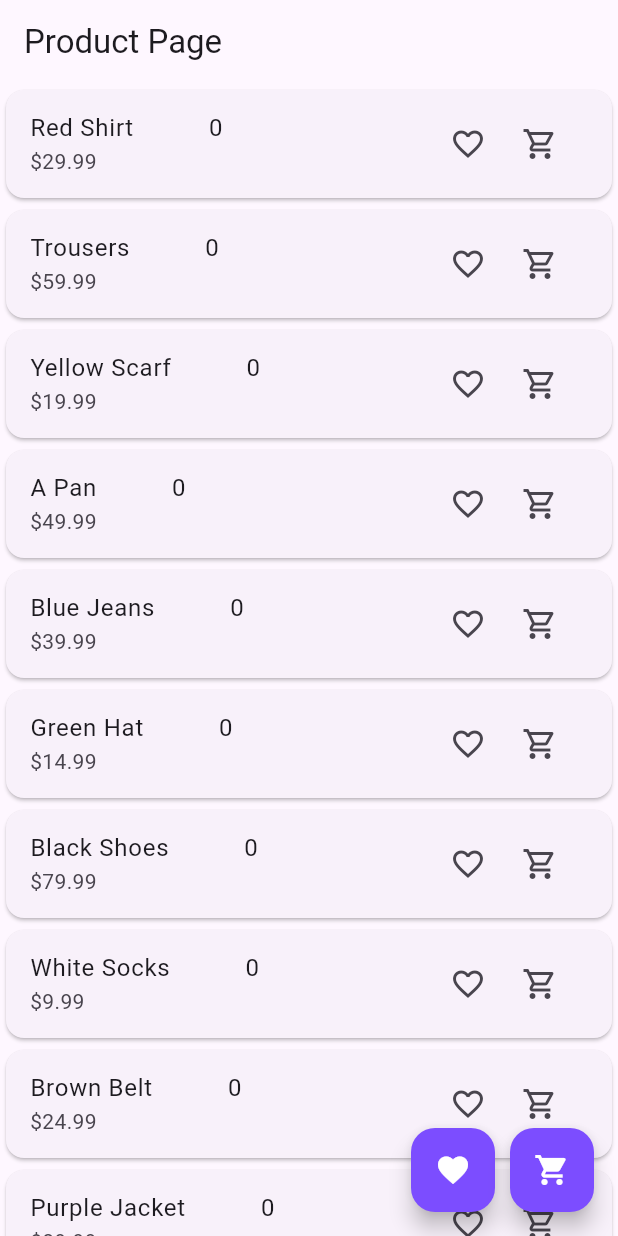
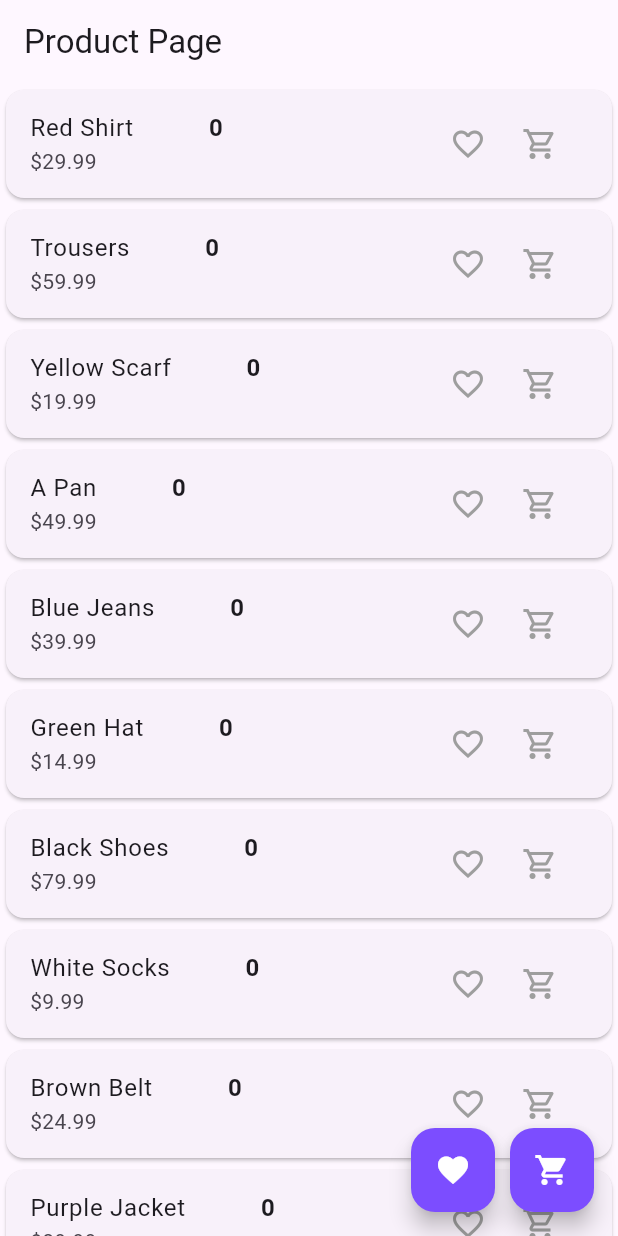
Before and after one commit to Chethiya2001/cart_provider_app, a Flutter app: the screen it shows after launch, on a phone screen of 412 x 824 dp. Run offline on Flutter 3.47's test engine with Material 3 defaults, Android fonts, the phone set to English and light mode, and no system bars.

Commit message:
App-Done

```diff
--- a/lib/pages/home_page.dart
+++ b/lib/pages/home_page.dart
@@ -3,6 +3,7 @@ import 'package:cart_provider_app/models/product_model.dart';
 import 'package:cart_provider_app/pages/cart_page.dart';
 import 'package:cart_provider_app/pages/fav_page.dart';
 import 'package:cart_provider_app/providers/card_provider.dart';
+import 'package:cart_provider_app/providers/favorite_provider.dart';
 import 'package:flutter/material.dart';
 import 'package:provider/provider.dart';
 
@@ -53,15 +54,21 @@ class HomePage extends StatelessWidget {
         itemBuilder: (context, index) {
           final Product product = products[index];
           return Card(
-            child: Consumer(
+            child: Consumer2<CartProvider, FavoriteProvider>(
               builder: (BuildContext context, CartProvider cartProvider,
-                  Widget? child) {
+                  FavoriteProvider favoriteProvider, Widget? child) {
                 return ListTile(
                   title: Row(
                     children: [
                       Text(product.title),
                       const SizedBox(width: 50),
-                      const Text('0'),
+                      Text(
+                        cartProvider.items.containsKey(product.id)
+                            ? cartProvider.items[product.id]!.quantity
+                                .toString()
+                            : '0',
+                        style: const TextStyle(fontWeight: FontWeight.bold),
+                      ),
                     ],
                   ),
                   subtitle: Text("\$${product.price.toString()}"),
@@ -69,17 +76,43 @@ class HomePage extends StatelessWidget {
                     mainAxisSize: MainAxisSize.min,
                     children: [
                       IconButton(
-                        icon: const Icon(Icons.favorite_border_outlined),
-                        onPressed: () {},
+                        icon: Icon(
+                          favoriteProvider.isFavorite(product.id)
+                              ? Icons.favorite
+                              : Icons.favorite_border_outlined,
+                          color: favoriteProvider.isFavorite(product.id)
+                              ? Colors.redAccent
+                              : Colors.grey,
+                        ),
+                        onPressed: () {
+                          favoriteProvider.toggleFavorite(product.id);
+                          ScaffoldMessenger.of(context).showSnackBar(SnackBar(
+                              content: Text(favoriteProvider
+                                      .isFavorite(product.id)
+                                  ? '${product.title} added to Favorite'
+                                  : '${product.title} Removed from Favorite'),
+                              duration: const Duration(seconds: 1)));
+                        },
                       ),
                       IconButton(
-                        icon: const Icon(Icons.shopping_cart_outlined),
+                        icon: Icon(
+                          Icons.shopping_cart_outlined,
+                          color: cartProvider.items.containsKey(product.id)
+                              ? Colors.deepPurpleAccent
+                              : Colors.grey,
+                        ),
                         onPressed: () {
                           cartProvider.addItem(
                             product.id,
                             product.price,
                             product.title,
                           );
+                          ScaffoldMessenger.of(context).showSnackBar(SnackBar(
+                            content: Text(
+                              '${product.title} added to cart',
+                            ),
+                            duration: const Duration(seconds: 1),
+                          ));
                         },
                       ),
                     ],
--- a/lib/providers/card_provider.dart
+++ b/lib/providers/card_provider.dart
@@ -54,7 +54,7 @@ class CartProvider extends ChangeNotifier {
           id: existingCrtItem.id,
           tittle: existingCrtItem.tittle,
           price: existingCrtItem.price,
-          quantity: existingCrtItem.quantity + 1,
+          quantity: existingCrtItem.quantity - 1,
         ),
       );
     }else {
--- /dev/null
+++ b/lib/providers/favorite_provider.dart
@@ -0,0 +1,23 @@
+import 'package:flutter/material.dart';
+
+class FavoriteProvider extends ChangeNotifier {
+  //sate
+  Map<String, bool> _favorites = {};
+  //getter
+  Map<String, bool> get favorites => _favorites;
+
+  //add favorite and toggle
+  void toggleFavorite(String productId) {
+    if (_favorites.containsKey(productId)) {
+      _favorites[productId] = !_favorites[productId]!;
+    } else {
+      _favorites[productId] = true;
+    }
+    notifyListeners();
+
+  }
+  //check favorite or not
+  bool isFavorite(String productId) {
+    return _favorites[productId] ?? false;
+  }
+}
```
Also changed, not shown: lib/main.dart (+10 -4 lines), lib/pages/cart_page.dart (+18 -1 lines), lib/pages/fav_page.dart (+48 -0 lines).
